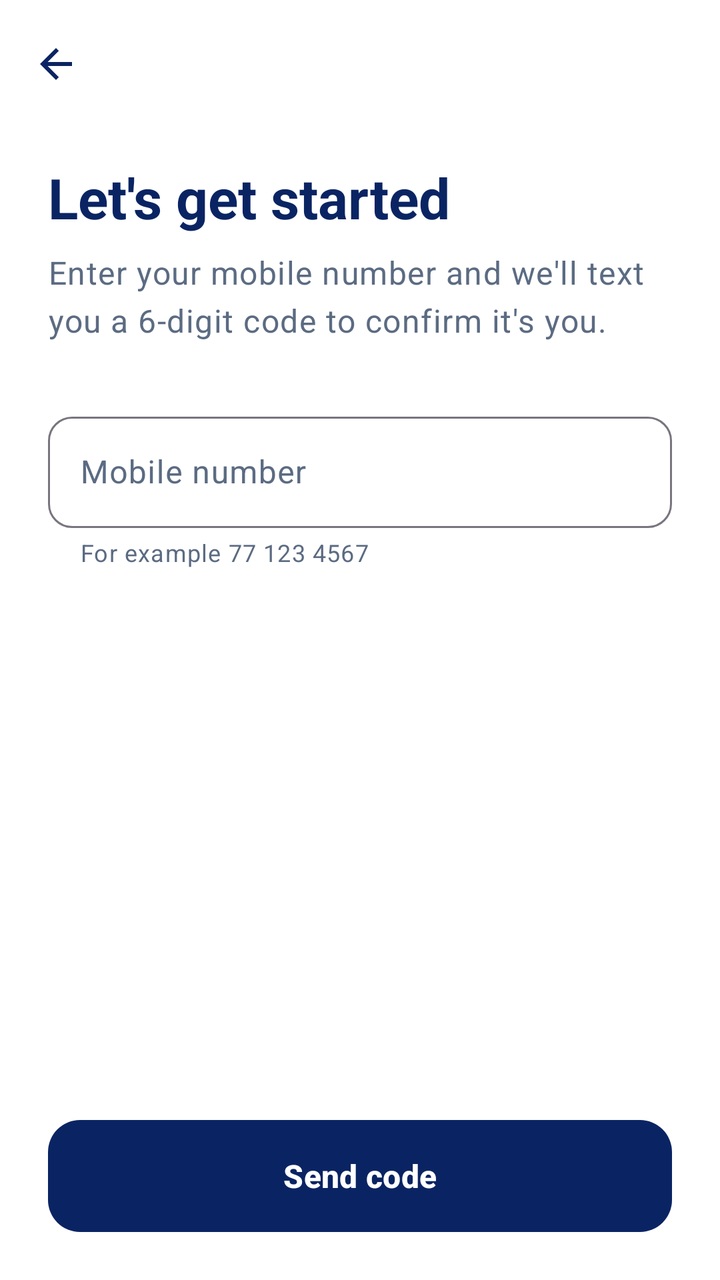
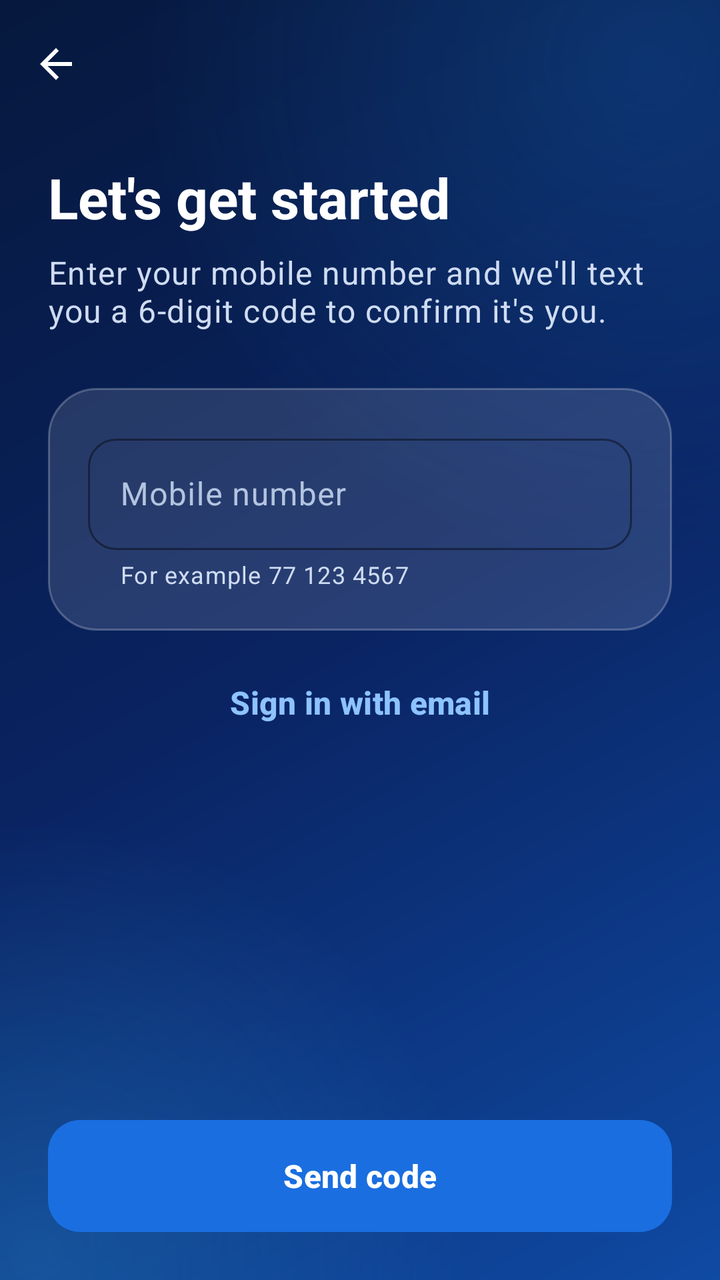

Screens rendered from an Android XML layout before and after an edit, with the pre-edit source and the edit as a unified diff.
<!-- AndroidManifest.xml: activity theme Theme.ShaloTrack.Auth -->
<!-- res/layout/activity_login.xml -->
<?xml version="1.0" encoding="utf-8"?>
<LinearLayout xmlns:android="http://schemas.android.com/apk/res/android"
    xmlns:app="http://schemas.android.com/apk/res-auto"
    android:id="@+id/main"
    android:layout_width="match_parent"
    android:layout_height="match_parent"
    android:orientation="vertical">

    <include layout="@layout/include_auth_toolbar" />

    <ScrollView
        android:layout_width="match_parent"
        android:layout_height="0dp"
        android:layout_weight="1"
        android:fillViewport="true"
        android:clipToPadding="false">

        <LinearLayout
            android:layout_width="match_parent"
            android:layout_height="wrap_content"
            android:orientation="vertical"
            android:paddingHorizontal="24dp"
            android:paddingTop="16dp">

            <TextView
                android:id="@+id/tvTitle"
                style="@style/TextAppearance.ShaloTrack.Headline"
                android:layout_width="match_parent"
                android:layout_height="wrap_content"
                android:accessibilityHeading="true"
                android:text="@string/login_title_sign_up" />

            <TextView
                style="@style/TextAppearance.ShaloTrack.Body"
                android:layout_width="match_parent"
                android:layout_height="wrap_content"
                android:layout_marginTop="8dp"
                android:text="@string/login_subtitle" />

            <com.google.android.material.textfield.TextInputLayout
                android:id="@+id/phoneInput"
                android:layout_width="match_parent"
                android:layout_height="wrap_content"
                android:layout_marginTop="32dp"
                android:hint="@string/login_phone_hint"
                app:helperText="@string/login_phone_helper"
                app:prefixText="+94 ">

                <com.google.android.material.textfield.TextInputEditText
                    android:id="@+id/etPhone"
                    android:layout_width="match_parent"
                    android:layout_height="wrap_content"
                    android:autofillHints="phoneNational"
                    android:imeOptions="actionDone"
                    android:importantForAutofill="yes"
                    android:inputType="phone"
                    android:maxLength="12" />
            </com.google.android.material.textfield.TextInputLayout>

            <TextView
                android:id="@+id/tvLoginError"
                style="@style/Widget.ShaloTrack.ErrorBanner"
                android:layout_width="match_parent"
                android:layout_height="wrap_content"
                android:layout_marginTop="16dp" />
        </LinearLayout>
    </ScrollView>

    <FrameLayout
        android:layout_width="match_parent"
        android:layout_height="wrap_content"
        android:padding="24dp">

        <com.google.android.material.button.MaterialButton
            android:id="@+id/btnSendCode"
            android:layout_width="match_parent"
            android:layout_height="wrap_content"
            android:text="@string/login_send_code" />

        <com.google.android.material.progressindicator.CircularProgressIndicator
            android:id="@+id/progressBar"
            android:layout_width="wrap_content"
            android:layout_height="wrap_content"
            android:layout_gravity="center"
            android:indeterminate="true"
            android:visibility="gone"
            app:indicatorColor="?attr/colorOnPrimary"
            app:indicatorSize="24dp"
            app:trackThickness="3dp" />
    </FrameLayout>
</LinearLayout>
<!-- res/layout/include_auth_toolbar.xml (included above) -->
<?xml version="1.0" encoding="utf-8"?>
<com.google.android.material.appbar.MaterialToolbar
    xmlns:android="http://schemas.android.com/apk/res/android"
    xmlns:app="http://schemas.android.com/apk/res-auto"
    android:id="@+id/toolbar"
    android:layout_width="match_parent"
    android:layout_height="?attr/actionBarSize"
    android:background="@android:color/transparent"
    app:navigationContentDescription="@string/action_back"
    app:navigationIcon="@drawable/ic_arrow_back"
    app:navigationIconTint="?attr/colorPrimary" />
<!-- resources referenced by this layout -->
<resources>
  <style name="TextAppearance.ShaloTrack.Body" parent="TextAppearance.Material3.BodyLarge">
          <item name="android:textColor">?attr/colorOnSurfaceVariant</item>
      </style>
  <style name="TextAppearance.ShaloTrack.Headline" parent="TextAppearance.Material3.HeadlineMedium">
          <item name="android:textColor">?attr/colorPrimary</item>
          <item name="android:textStyle">bold</item>
      </style>
  <style name="Widget.ShaloTrack.ErrorBanner" parent="">
          <item name="android:background">@drawable/bg_error_banner</item>
          <item name="android:padding">12dp</item>
          <item name="android:textSize">14sp</item>
          <item name="android:textColor">@color/danger_banner_text</item>
          <item name="android:accessibilityLiveRegion">polite</item>
          <item name="android:visibility">gone</item>
      </style>
  <style name="Theme.ShaloTrack.Auth" parent="Theme.Material3.Light.NoActionBar">
          <item name="colorPrimary">@color/brand_primary</item>
          <item name="colorOnPrimary">@color/text_on_dark</item>
          <item name="colorSecondary">@color/brand_accent</item>
          <item name="colorOnSecondary">@color/text_on_dark</item>
          <item name="colorSurface">@color/surface_white</item>
          <item name="colorOnSurface">@color/text_primary</item>
          <item name="colorOnSurfaceVariant">@color/text_secondary</item>
          <item name="colorError">@color/status_danger</item>
          <item name="android:windowBackground">@color/surface_white</item>
          <item name="materialButtonStyle">@style/Widget.ShaloTrack.Button</item>
          <item name="textInputStyle">@style/Widget.ShaloTrack.TextInputLayout</item>
      </style>
  <!-- drawable bg_error_banner (drawable) -->
  <?xml version="1.0" encoding="utf-8"?>
  <shape xmlns:android="http://schemas.android.com/apk/res/android"
      android:shape="rectangle">
      <solid android:color="@color/danger_banner_bg" />
      <stroke
          android:width="1dp"
          android:color="@color/danger_banner_border" />
      <corners android:radius="12dp" />
  </shape>
  <color name="danger_banner_text">#991B1B</color>
  <color name="brand_primary">#0A2463</color>
  <color name="text_on_dark">#FFFFFF</color>
  <color name="brand_accent">#1877F2</color>
  <color name="surface_white">#FFFFFF</color>
  <color name="text_primary">#222222</color>
  <color name="text_secondary">#5B6B82</color>
  <color name="status_danger">#E53935</color>
  <style name="Widget.ShaloTrack.Button" parent="Widget.Material3.Button">
          <item name="android:minHeight">56dp</item>
          <item name="android:insetTop">0dp</item>
          <item name="android:insetBottom">0dp</item>
          <item name="cornerRadius">16dp</item>
          <item name="android:textAppearance">@style/TextAppearance.ShaloTrack.Button</item>
      </style>
  <style name="Widget.ShaloTrack.TextInputLayout" parent="Widget.Material3.TextInputLayout.OutlinedBox">
          <item name="boxCornerRadiusTopStart">12dp</item>
          <item name="boxCornerRadiusTopEnd">12dp</item>
          <item name="boxCornerRadiusBottomStart">12dp</item>
          <item name="boxCornerRadiusBottomEnd">12dp</item>
      </style>
  <color name="danger_banner_bg">#FEF2F2</color>
  <color name="danger_banner_border">#FEE2E2</color>
  <!-- unchanged entries left out for length: 8 -->
</resources>

<!-- the commit's change to res/layout/activity_login.xml (unified diff, before → after) -->
@@ -24,24 +24,31 @@
 
             <TextView
                 android:id="@+id/tvTitle"
-                style="@style/TextAppearance.ShaloTrack.Headline"
+                android:textAppearance="@style/TextAppearance.ShaloTrack.Headline"
                 android:layout_width="match_parent"
                 android:layout_height="wrap_content"
                 android:accessibilityHeading="true"
                 android:text="@string/login_title_sign_up" />
 
             <TextView
-                style="@style/TextAppearance.ShaloTrack.Body"
+                android:textAppearance="@style/TextAppearance.ShaloTrack.Body"
                 android:layout_width="match_parent"
                 android:layout_height="wrap_content"
                 android:layout_marginTop="8dp"
                 android:text="@string/login_subtitle" />
 
+            <LinearLayout
+                style="@style/Widget.ShaloTrack.GlassPanel"
+                android:layout_width="match_parent"
+                android:layout_height="wrap_content"
+                android:layout_marginTop="28dp"
+                android:orientation="vertical">
+
             <com.google.android.material.textfield.TextInputLayout
                 android:id="@+id/phoneInput"
                 android:layout_width="match_parent"
                 android:layout_height="wrap_content"
-                android:layout_marginTop="32dp"
+                android:layout_marginTop="0dp"
                 android:hint="@string/login_phone_hint"
                 app:helperText="@string/login_phone_helper"
                 app:prefixText="+94 ">
@@ -63,6 +70,15 @@
                 android:layout_width="match_parent"
                 android:layout_height="wrap_content"
                 android:layout_marginTop="16dp" />
+            </LinearLayout>
+
+            <com.google.android.material.button.MaterialButton
+                android:id="@+id/btnEmailLogin"
+                style="@style/Widget.ShaloTrack.Button.Text"
+                android:layout_width="match_parent"
+                android:layout_height="wrap_content"
+                android:layout_marginTop="12dp"
+                android:text="@string/emaillogin_title" />
         </LinearLayout>
     </ScrollView>
 
@@ -84,7 +100,7 @@
             android:layout_gravity="center"
             android:indeterminate="true"
             android:visibility="gone"
-            app:indicatorColor="?attr/colorOnPrimary"
+            app:indicatorColor="@color/glass_text_primary"
             app:indicatorSize="24dp"
             app:trackThickness="3dp" />
     </FrameLayout>
@@ -100,4 +116,4 @@
     android:background="@android:color/transparent"
     app:navigationContentDescription="@string/action_back"
     app:navigationIcon="@drawable/ic_arrow_back"
-    app:navigationIconTint="?attr/colorPrimary" />
+    app:navigationIconTint="@color/glass_text_primary" />
<!-- resource entries referenced after the edit -->
@@ -1,66 +1,119 @@
 <!-- resources referenced by this layout -->
 <resources>
+  <color name="glass_text_primary">#FFFFFF</color>
+  <string name="emaillogin_title">Sign in with email</string>
   <style name="TextAppearance.ShaloTrack.Body" parent="TextAppearance.Material3.BodyLarge">
-          <item name="android:textColor">?attr/colorOnSurfaceVariant</item>
+          <item name="android:textColor">@color/glass_text_secondary</item>
       </style>
   <style name="TextAppearance.ShaloTrack.Headline" parent="TextAppearance.Material3.HeadlineMedium">
-          <item name="android:textColor">?attr/colorPrimary</item>
+          <item name="android:textColor">@color/glass_text_primary</item>
           <item name="android:textStyle">bold</item>
+      </style>
+  <style name="Widget.ShaloTrack.Button.Text" parent="Widget.Material3.Button.TextButton">
+          <item name="android:minHeight">48dp</item>
+          <item name="android:insetTop">0dp</item>
+          <item name="android:insetBottom">0dp</item>
+          <item name="android:textColor">@color/glass_focus</item>
+          <item name="android:textAppearance">@style/TextAppearance.ShaloTrack.Button</item>
       </style>
   <style name="Widget.ShaloTrack.ErrorBanner" parent="">
           <item name="android:background">@drawable/bg_error_banner</item>
           <item name="android:padding">12dp</item>
           <item name="android:textSize">14sp</item>
-          <item name="android:textColor">@color/danger_banner_text</item>
+          <item name="android:textColor">#FFFFFFFF</item>
           <item name="android:accessibilityLiveRegion">polite</item>
           <item name="android:visibility">gone</item>
       </style>
-  <style name="Theme.ShaloTrack.Auth" parent="Theme.Material3.Light.NoActionBar">
-          <item name="colorPrimary">@color/brand_primary</item>
-          <item name="colorOnPrimary">@color/text_on_dark</item>
-          <item name="colorSecondary">@color/brand_accent</item>
-          <item name="colorOnSecondary">@color/text_on_dark</item>
-          <item name="colorSurface">@color/surface_white</item>
-          <item name="colorOnSurface">@color/text_primary</item>
-          <item name="colorOnSurfaceVariant">@color/text_secondary</item>
-          <item name="colorError">@color/status_danger</item>
-          <item name="android:windowBackground">@color/surface_white</item>
+  <style name="Widget.ShaloTrack.GlassPanel" parent="">
+          <item name="android:background">@drawable/bg_glass_dark_card</item>
+          <item name="android:padding">20dp</item>
+      </style>
+  <style name="Theme.ShaloTrack.Auth" parent="Theme.Material3.Dark.NoActionBar">
+          <item name="colorPrimary">@color/glass_focus</item>
+          <item name="colorOnPrimary">@color/hero_top</item>
+          <item name="colorSecondary">@color/glass_focus</item>
+          <item name="colorSurface">@color/hero_mid</item>
+          <item name="colorOnSurface">@color/glass_text_primary</item>
+          <item name="colorOnSurfaceVariant">@color/glass_text_secondary</item>
+          <item name="colorOutline">@color/glass_outline</item>
+          <item name="colorError">@color/glass_error</item>
+          <item name="android:windowBackground">@drawable/bg_hero_gradient</item>
+          <item name="android:statusBarColor">@android:color/transparent</item>
+          <item name="android:navigationBarColor">@android:color/transparent</item>
+          <item name="android:windowLightStatusBar">false</item>
           <item name="materialButtonStyle">@style/Widget.ShaloTrack.Button</item>
           <item name="textInputStyle">@style/Widget.ShaloTrack.TextInputLayout</item>
       </style>
+  <color name="glass_text_secondary">#CFDCF2</color>
+  <color name="glass_focus">#8DC3FF</color>
   <!-- drawable bg_error_banner (drawable) -->
   <?xml version="1.0" encoding="utf-8"?>
-  <shape xmlns:android="http://schemas.android.com/apk/res/android"
-      android:shape="rectangle">
-      <solid android:color="@color/danger_banner_bg" />
-      <stroke
-          android:width="1dp"
-          android:color="@color/danger_banner_border" />
+  <shape xmlns:android="http://schemas.android.com/apk/res/android" android:shape="rectangle">
+      <solid android:color="#33FF5A4F" />
+      <stroke android:width="1dp" android:color="#66FF9A92" />
       <corners android:radius="12dp" />
   </shape>
-  <color name="danger_banner_text">#991B1B</color>
-  <color name="brand_primary">#0A2463</color>
-  <color name="text_on_dark">#FFFFFF</color>
-  <color name="brand_accent">#1877F2</color>
-  <color name="surface_white">#FFFFFF</color>
-  <color name="text_primary">#222222</color>
-  <color name="text_secondary">#5B6B82</color>
-  <color name="status_danger">#E53935</color>
+  <!-- drawable bg_glass_dark_card (drawable) -->
+  <?xml version="1.0" encoding="utf-8"?>
+  <shape xmlns:android="http://schemas.android.com/apk/res/android" android:shape="rectangle">
+      <solid android:color="@color/glass_dark_fill" />
+      <corners android:radius="24dp" />
+      <stroke android:width="1dp" android:color="@color/glass_dark_stroke" />
+  </shape>
+  <color name="hero_top">#06183D</color>
+  <color name="hero_mid">#0A2463</color>
+  <color name="glass_outline">#8FA6CC</color>
+  <color name="glass_error">#FF9A92</color>
+  <!-- drawable bg_hero_gradient (drawable) -->
+  <?xml version="1.0" encoding="utf-8"?>
+  <layer-list xmlns:android="http://schemas.android.com/apk/res/android">
+      <item>
+          <shape android:shape="rectangle">
+              <gradient android:angle="315" android:startColor="@color/hero_top"
+                  android:centerColor="@color/hero_mid" android:endColor="@color/hero_bottom" />
+          </shape>
+      </item>
+      <item>
+          <shape android:shape="rectangle">
+              <gradient android:type="radial" android:centerX="0.9" android:centerY="0.05"
+                  android:gradientRadius="70%p" android:startColor="#401976D2" android:endColor="#001976D2" />
+          </shape>
+      </item>
+      <item>
+          <shape android:shape="rectangle">
+              <gradient android:type="radial" android:centerX="0.05" android:centerY="0.98"
+                  android:gradientRadius="60%p" android:startColor="#3338BDF8" android:endColor="#0038BDF8" />
+          </shape>
+      </item>
+  </layer-list>
   <style name="Widget.ShaloTrack.Button" parent="Widget.Material3.Button">
           <item name="android:minHeight">56dp</item>
           <item name="android:insetTop">0dp</item>
           <item name="android:insetBottom">0dp</item>
           <item name="cornerRadius">16dp</item>
+          <item name="backgroundTint">@color/glass_button</item>
+          <item name="android:textColor">@color/glass_text_primary</item>
           <item name="android:textAppearance">@style/TextAppearance.ShaloTrack.Button</item>
       </style>
   <style name="Widget.ShaloTrack.TextInputLayout" parent="Widget.Material3.TextInputLayout.OutlinedBox">
-          <item name="boxCornerRadiusTopStart">12dp</item>
-          <item name="boxCornerRadiusTopEnd">12dp</item>
-          <item name="boxCornerRadiusBottomStart">12dp</item>
-          <item name="boxCornerRadiusBottomEnd">12dp</item>
+          <item name="boxCornerRadiusTopStart">14dp</item>
+          <item name="boxCornerRadiusTopEnd">14dp</item>
+          <item name="boxCornerRadiusBottomStart">14dp</item>
+          <item name="boxCornerRadiusBottomEnd">14dp</item>
+          <item name="boxBackgroundMode">outline</item>
+          <item name="boxStrokeColor">@color/glass_focus</item>
+          <item name="android:textColorHint">@color/glass_text_hint</item>
+          <item name="hintTextColor">@color/glass_focus</item>
+          <item name="helperTextTextColor">@color/glass_text_secondary</item>
+          <item name="prefixTextColor">@color/glass_text_secondary</item>
+          <item name="errorTextColor">@color/glass_error</item>
+          <item name="boxStrokeErrorColor">@color/glass_error</item>
       </style>
-  <color name="danger_banner_bg">#FEF2F2</color>
-  <color name="danger_banner_border">#FEE2E2</color>
+  <color name="glass_dark_fill">#1FFFFFFF</color>
+  <color name="glass_dark_stroke">#3DFFFFFF</color>
+  <color name="hero_bottom">#0F4AA3</color>
+  <color name="glass_button">#1A6EE0</color>
+  <color name="glass_text_hint">#B3C4E0</color>
   <!-- unchanged entries left out for length: 8 -->
 </resources>
 
